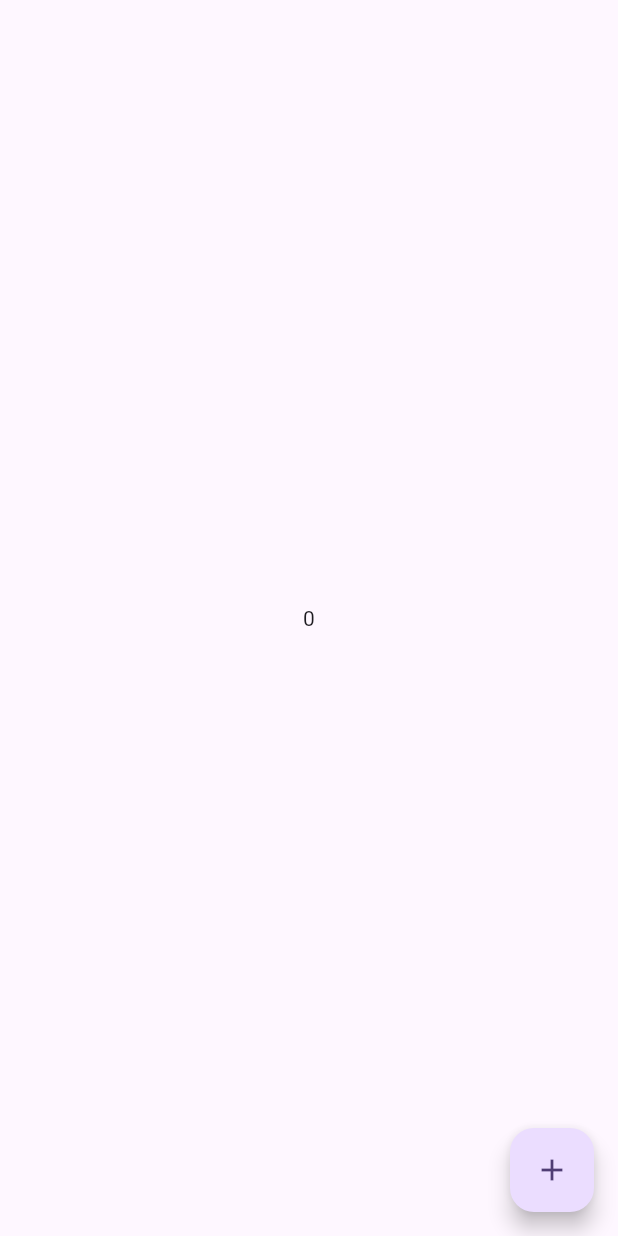
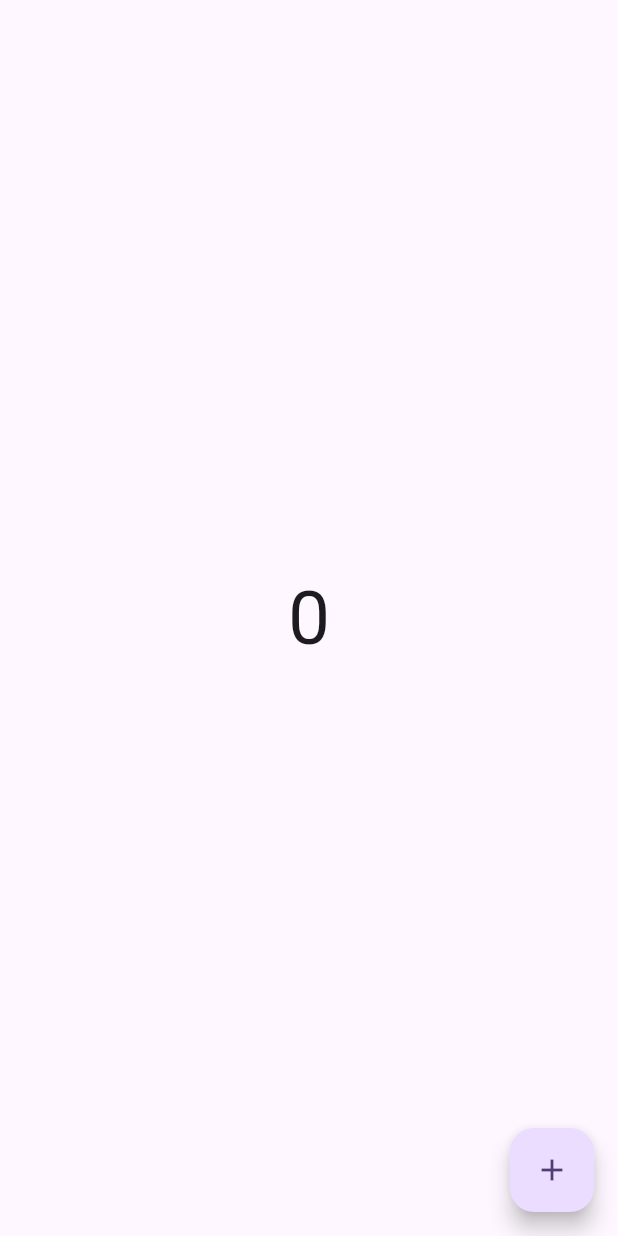
Before and after one commit to SabaFadhl/State-Management, a Flutter app: the screen it shows after launch, on a phone screen of 412 x 824 dp. Run offline on Flutter 3.47's test engine with Material 3 defaults, Android fonts, the phone set to English and light mode, and no system bars.

Commit message:
fix: text style

```diff
--- a/lib/screens/home_Screen.dart
+++ b/lib/screens/home_Screen.dart
@@ -12,21 +12,16 @@ class HomeScreen extends StatefulWidget {
 class _HomeScreenState extends State<HomeScreen> {
   @override
   Widget build(BuildContext context) {
-    return ChangeNotifierProvider(
-      create: (ctx) => CounterVM(),
-      child: Scaffold(
-        floatingActionButton: Consumer<CounterVM>(
-          builder: (ctx, c, child) => FloatingActionButton(
-            child: Icon(Icons.add),
-            onPressed: () {
-              c.addOne();
-            },
-          ),
+    return Scaffold(
+      floatingActionButton: FloatingActionButton(
+          child: Icon(Icons.add),
+          onPressed: () {
+          Provider.of<CounterVM>(context, listen: false).addOne();
+          },
         ),
-        body: Center(
-          child: Consumer<CounterVM>(
-            builder: (ctx, c, child) => Text(c.counter.toString()) ,
-          ),
+      body: Center(
+        child: Consumer<CounterVM>(
+          builder: (ctx, c, child) => Text(c.counter.toString(),style: TextStyle(fontSize: 50),) ,
         ),
       ),
     );
```
